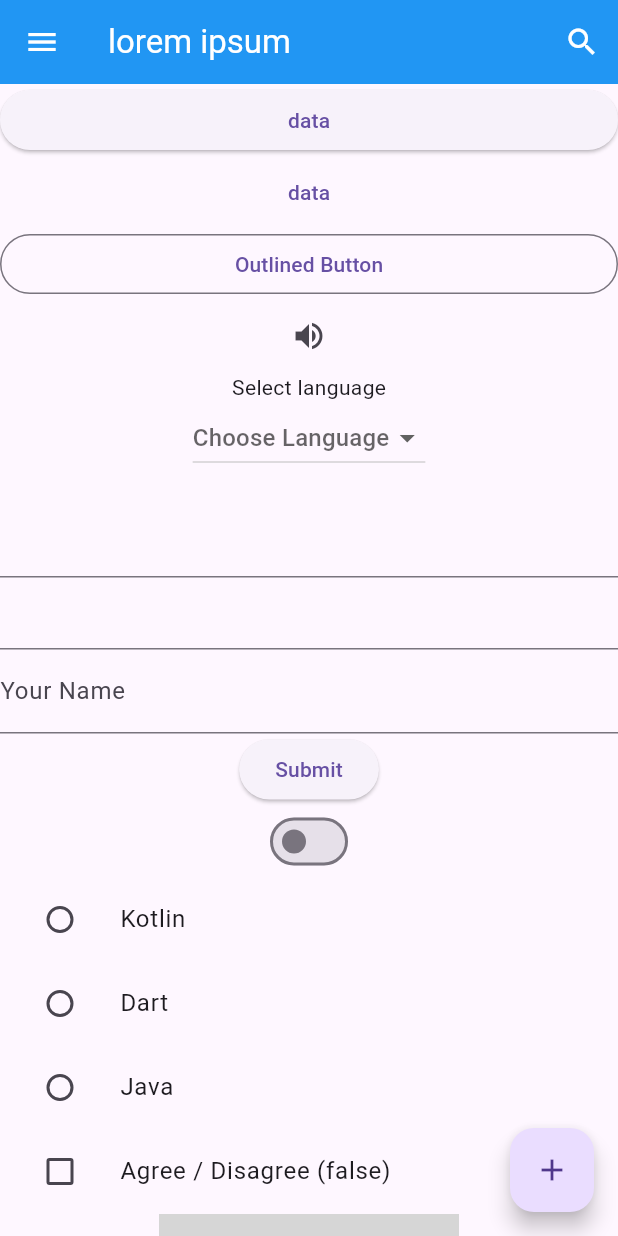
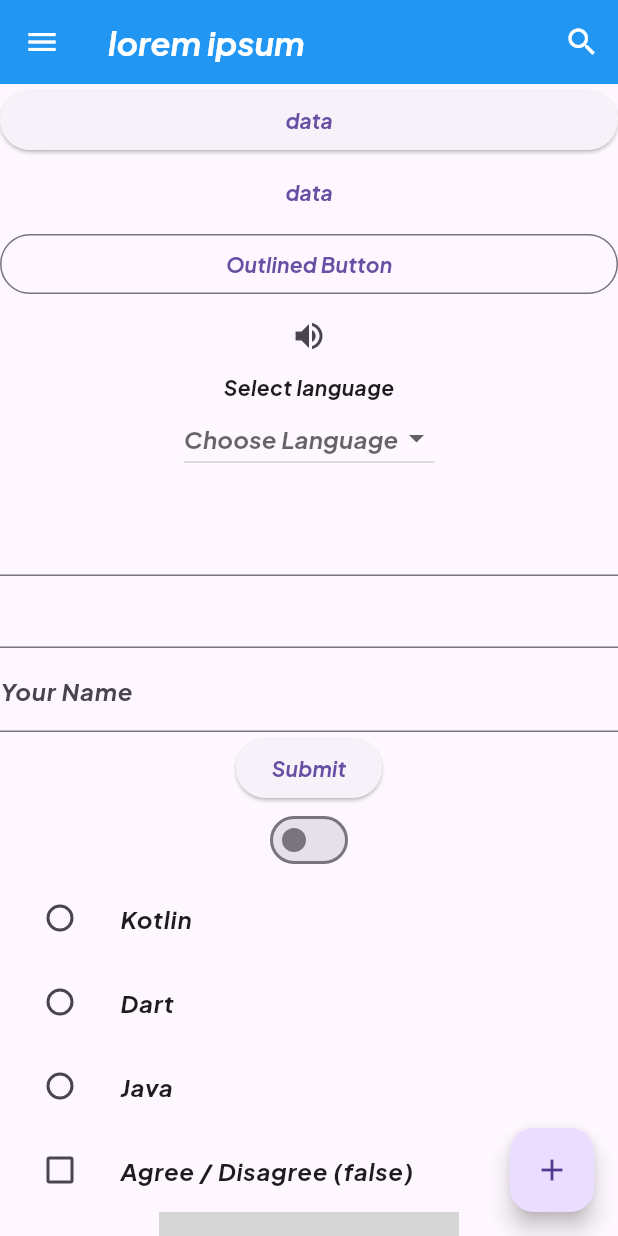
Before and after one commit to Anjasfedo/flutter_dicoding, a Flutter app: the screen it shows after launch, on a phone screen of 412 x 824 dp. Run offline on Flutter 3.47's test engine with Material 3 defaults, Android fonts, the phone set to English and light mode, and no system bars; network calls fail; grey boxes are pictures that could not be loaded.

Commit message:
feat: font

```diff
--- a/lib/main.dart
+++ b/lib/main.dart
@@ -15,6 +15,7 @@ class MyApp extends StatelessWidget {
         title: 'Flutter Demo',
         theme: ThemeData(
           primarySwatch: Colors.blue,
+          fontFamily: 'PlusJakartaSans',
         ),
         home: const FirstScreen());
   }
@@ -29,7 +30,8 @@ class FirstScreen extends StatelessWidget {
         appBar: AppBar(
           title: const Text(
             'lorem ipsum',
-            style: TextStyle(color: Colors.white),
+            style:
+                TextStyle(color: Colors.white, fontFamily: 'PlusJakartaSans'),
           ),
           actions: [
             IconButton(
@@ -51,7 +53,10 @@ class FirstScreen extends StatelessWidget {
             children: [
               ElevatedButton(
                 onPressed: () {},
-                child: const Text('data'),
+                child: const Text(
+                  'data',
+                  style: TextStyle(fontFamily: 'PlusJakartaSans'),
+                ),
               ),
               TextButton(
                 onPressed: () {},
--- a/pubspec.yaml
+++ b/pubspec.yaml
@@ -61,6 +61,11 @@ flutter:
   assets:
     # - images/android.png
     - images/
+
+  fonts:
+    - family: PlusJakartaSans
+      fonts:
+       - asset: fonts/PlusJakartaSans/PlusJakartaSans-BoldItalic.ttf
   # To add assets to your application, add an assets section, like this:
   # assets:
   #   - images/a_dot_burr.jpeg
```
Also changed, not shown: fonts/PlusJakartaSans/PlusJakartaSans-Bold.ttf (added), fonts/PlusJakartaSans/PlusJakartaSans-BoldItalic.ttf (added), fonts/PlusJakartaSans/PlusJakartaSans-ExtraBold.ttf (added), fonts/PlusJakartaSans/PlusJakartaSans-ExtraBoldItalic.ttf (added), fonts/PlusJakartaSans/PlusJakartaSans-ExtraLight.ttf (added), fonts/PlusJakartaSans/PlusJakartaSans-ExtraLightItalic.ttf (added), fonts/PlusJakartaSans/PlusJakartaSans-Italic.ttf (added), fonts/PlusJakartaSans/PlusJakartaSans-Light.ttf (added), fonts/PlusJakartaSans/PlusJakartaSans-LightItalic.ttf (added), fonts/PlusJakartaSans/PlusJakartaSans-Medium.ttf (added), fonts/PlusJakartaSans/PlusJakartaSans-MediumItalic.ttf (added), fonts/PlusJakartaSans/PlusJakartaSans-Regular.ttf (added), fonts/PlusJakartaSans/PlusJakartaSans-SemiBold.ttf (added), fonts/PlusJakartaSans/PlusJakartaSans-SemiBoldItalic.ttf (added).
